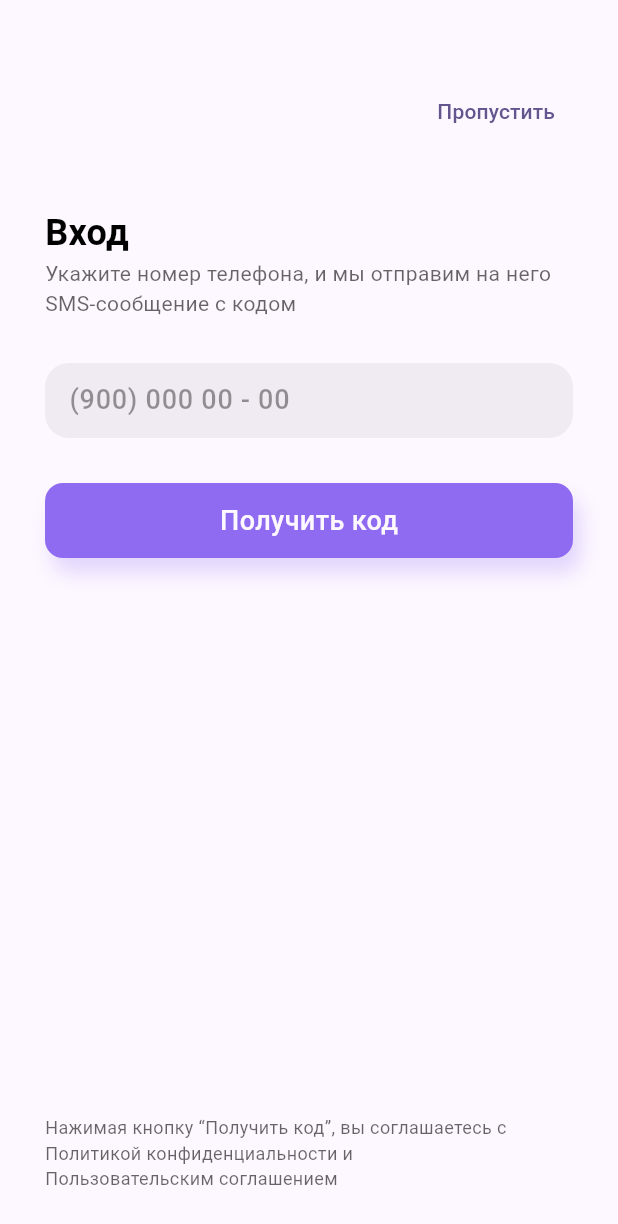
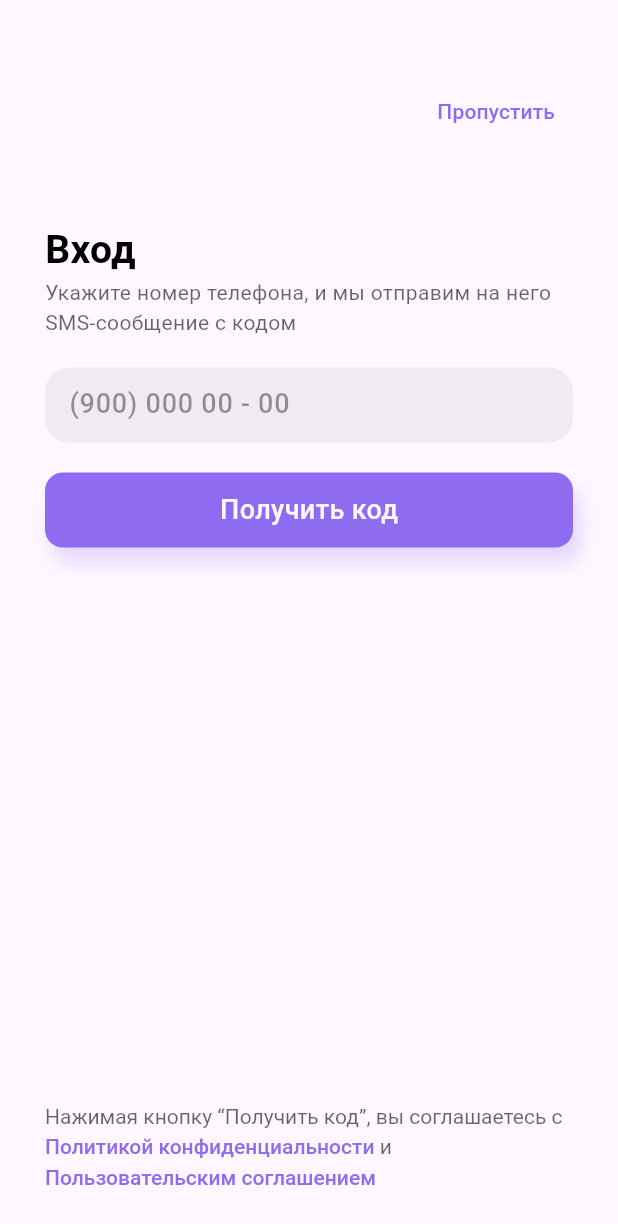
Before and after one commit to dudeel/OnlineShop, a Flutter app: the screen it shows after launch, on a phone screen of 412 x 824 dp. Shown: the top 1224 px of the screen. Run offline on Flutter 3.47's test engine with Material 2 defaults, Android fonts, the phone set to English and light mode, and no system bars.

Commit message:
refactoring code, cleaning architecture

```diff
--- /dev/null
+++ b/lib/core/ui/theme/theme.dart
@@ -0,0 +1,18 @@
+import 'package:flutter/material.dart';
+
+const primaryColor = Color(0xFF8F6BF2);
+
+final themeData = ThemeData(
+  dividerTheme: DividerThemeData(
+    color: Colors.grey.withOpacity(0.1),
+  ),
+  primaryColor: primaryColor,
+  useMaterial3: true,
+  scaffoldBackgroundColor: const Color(0xFFEFF1F3),
+  textTheme: const TextTheme(
+    titleMedium: TextStyle(
+      fontSize: 16,
+      fontWeight: FontWeight.w500,
+    ),
+  ),
+);
--- /dev/null
+++ b/lib/features/enter_phone_number_page/enter_phone_number_page.dart
@@ -0,0 +1,2 @@
+export 'view/view.dart';
+export 'widgets/widgets.dart';
--- /dev/null
+++ b/lib/features/enter_phone_number_page/view/enter_phone_number_page.dart
@@ -0,0 +1,46 @@
+import 'package:flutter/material.dart';
+import 'package:online_shop/features/enter_phone_number_page/widgets/widgets.dart';
+
+class EnterPhoneNumberPage extends StatefulWidget {
+  const EnterPhoneNumberPage({super.key});
+
+  @override
+  State<EnterPhoneNumberPage> createState() => _EnterPhoneNumberPageState();
+}
+
+class _EnterPhoneNumberPageState extends State<EnterPhoneNumberPage> {
+  @override
+  Widget build(BuildContext context) {
+    final theme = Theme.of(context);
+    return Scaffold(
+      backgroundColor: theme.canvasColor,
+      body: const Center(
+        child: Padding(
+          padding: EdgeInsets.only(
+            left: 30,
+            right: 30,
+            top: 50,
+            bottom: 30,
+          ),
+          child: Column(
+            mainAxisAlignment: MainAxisAlignment.spaceBetween,
+            children: [
+              Column(
+                children: [
+                  ButtonSkip(),
+                  SizedBox(height: 50),
+                  InfoEnteringText(),
+                  SizedBox(height: 20),
+                  PhoneNumberLine(),
+                  SizedBox(height: 20),
+                  ButtonGetCode(),
+                ],
+              ),
+              TextPersonalData(),
+            ],
+          ),
+        ),
+      ),
+    );
+  }
+}
--- /dev/null
+++ b/lib/features/enter_phone_number_page/view/view.dart
@@ -0,0 +1 @@
+export 'enter_phone_number_page.dart';
--- /dev/null
+++ b/lib/features/enter_phone_number_page/widgets/button_get_code.dart
@@ -0,0 +1,41 @@
+import 'package:flutter/material.dart';
+
+class ButtonGetCode extends StatelessWidget {
+  const ButtonGetCode({super.key});
+
+  @override
+  Widget build(BuildContext context) {
+    final theme = Theme.of(context);
+    return GestureDetector(
+      onTap: () {},
+      child: Container(
+        height: 50,
+        width: MediaQuery.of(context).size.width,
+        decoration: const BoxDecoration(
+          color: Color.fromARGB(255, 143, 107, 242),
+          borderRadius: BorderRadius.all(Radius.circular(12)),
+          boxShadow: [
+            BoxShadow(
+              offset: Offset(5, 10),
+              blurRadius: 10,
+              color: Color.fromARGB(60, 143, 107, 242),
+            ),
+          ],
+        ),
+        child: Row(
+          mainAxisAlignment: MainAxisAlignment.center,
+          children: [
+            Text(
+              'Получить код',
+              style: TextStyle(
+                fontSize: 18,
+                color: theme.canvasColor,
+                fontWeight: FontWeight.w500,
+              ),
+            ),
+          ],
+        ),
+      ),
+    );
+  }
+}
--- /dev/null
+++ b/lib/features/enter_phone_number_page/widgets/button_skip.dart
@@ -0,0 +1,24 @@
+import 'package:flutter/material.dart';
+
+class ButtonSkip extends StatelessWidget {
+  const ButtonSkip({super.key});
+
+  @override
+  Widget build(BuildContext context) {
+    final theme = Theme.of(context);
+    return Row(
+      mainAxisAlignment: MainAxisAlignment.end,
+      children: [
+        TextButton(
+          onPressed: () {},
+          child: Text(
+            "Пропустить",
+            style: TextStyle(
+              color: theme.primaryColor,
+            ),
+          ),
+        )
+      ],
+    );
+  }
+}
--- /dev/null
+++ b/lib/features/enter_phone_number_page/widgets/info_entering_text.dart
@@ -0,0 +1,31 @@
+import 'package:flutter/material.dart';
+
+class InfoEnteringText extends StatelessWidget {
+  const InfoEnteringText({super.key});
+
+  @override
+  Widget build(BuildContext context) {
+    final theme = Theme.of(context);
+    return Column(
+      crossAxisAlignment: CrossAxisAlignment.stretch,
+      children: [
+        Text(
+          'Вход',
+          style: TextStyle(
+            fontSize: 26,
+            color: theme.hintColor.withOpacity(1),
+            fontWeight: FontWeight.w600,
+          ),
+        ),
+        Text(
+          'Укажите номер телефона, и мы отправим на него SMS-сообщение с кодом',
+          style: TextStyle(
+            fontSize: 14,
+            color: theme.hintColor.withOpacity(0.6),
+            fontWeight: FontWeight.w400,
+          ),
+        ),
+      ],
+    );
+  }
+}
--- /dev/null
+++ b/lib/features/enter_phone_number_page/widgets/phone_number_line.dart
@@ -0,0 +1,38 @@
+import 'package:flutter/material.dart';
+
+class PhoneNumberLine extends StatelessWidget {
+  const PhoneNumberLine({super.key});
+
+  @override
+  Widget build(BuildContext context) {
+    final theme = Theme.of(context);
+    return Container(
+      height: 50,
+      width: MediaQuery.of(context).size.width,
+      decoration: BoxDecoration(
+        color: theme.hintColor.withOpacity(0.05),
+        borderRadius: BorderRadius.circular(16),
+      ),
+      child: TextField(
+        decoration: InputDecoration(
+          hintText: '(900) 000 00 - 00',
+          hintStyle: TextStyle(
+            fontSize: 18,
+            color: theme.hintColor.withOpacity(0.4),
+            fontWeight: FontWeight.w500,
+          ),
+          contentPadding: const EdgeInsets.symmetric(
+            horizontal: 12,
+            vertical: 4,
+          ),
+          enabledBorder: const OutlineInputBorder(
+            borderSide: BorderSide.none,
+          ),
+          focusedBorder: const OutlineInputBorder(
+            borderSide: BorderSide.none,
+          ),
+        ),
+      ),
+    );
+  }
+}
--- /dev/null
+++ b/lib/features/enter_phone_number_page/widgets/text_personal_data.dart
@@ -0,0 +1,51 @@
+import 'package:flutter/gestures.dart';
+import 'package:flutter/material.dart';
+
+class TextPersonalData extends StatelessWidget {
+  const TextPersonalData({super.key});
+
+  @override
+  Widget build(BuildContext context) {
+    final theme = Theme.of(context);
+    return RichText(
+      text: TextSpan(
+        text: 'Нажимая кнопку “Получить код”, вы соглашаетесь c ',
+        style: TextStyle(
+          fontSize: 14,
+          color: theme.hintColor.withOpacity(0.6),
+          fontWeight: FontWeight.w400,
+        ),
+        children: [
+          TextSpan(
+            text: 'Политикой конфиденциальности ',
+            style: TextStyle(
+              fontSize: 14,
+              height: 1.5,
+              color: theme.primaryColor,
+              fontWeight: FontWeight.w500,
+            ),
+            recognizer: TapGestureRecognizer()..onTap = () {},
+          ),
+          TextSpan(
+            text: 'и ',
+            style: TextStyle(
+              fontSize: 14,
+              color: theme.hintColor.withOpacity(0.6),
+              fontWeight: FontWeight.w400,
+            ),
+          ),
+          TextSpan(
+            text: 'Пользовательским соглашением',
+            style: TextStyle(
+              fontSize: 14,
+              height: 1.5,
+              color: theme.primaryColor,
+              fontWeight: FontWeight.w500,
+            ),
+            recognizer: TapGestureRecognizer()..onTap = () {},
+          ),
+        ],
+      ),
+    );
+  }
+}
--- /dev/null
+++ b/lib/features/enter_phone_number_page/widgets/widgets.dart
@@ -0,0 +1,5 @@
+export 'button_get_code.dart';
+export 'button_skip.dart';
+export 'info_entering_text.dart';
+export 'phone_number_line.dart';
+export 'text_personal_data.dart';
--- a/lib/main.dart
+++ b/lib/main.dart
@@ -1,163 +1,25 @@
 import 'package:flutter/material.dart';
+import 'package:online_shop/core/ui/theme/theme.dart';
+import 'package:online_shop/features/enter_phone_number_page/enter_phone_number_page.dart';
 
 void main() {
-  runApp(const MyApp());
+  runApp(const OnlineShop());
 }
 
-class MyApp extends StatefulWidget {
-  const MyApp({super.key});
+class OnlineShop extends StatefulWidget {
+  const OnlineShop({super.key});
 
   @override
-  State<MyApp> createState() => _MyAppState();
+  State<OnlineShop> createState() => _OnlineShopState();
 }
 
-class _MyAppState extends State<MyApp> {
+class _OnlineShopState extends State<OnlineShop> {
   @override
   Widget build(BuildContext context) {
     return MaterialApp(
       title: 'OnlineShop',
-      theme: ThemeData(
-        colorScheme: ColorScheme.fromSeed(
-            seedColor: const Color.fromARGB(255, 143, 107, 242)),
-        useMaterial3: true,
-      ),
-      home: const MyHomePage(),
+      theme: themeData,
+      home: const EnterPhoneNumberPage(),
     );
   }
 }
-
-class MyHomePage extends StatefulWidget {
-  const MyHomePage({super.key});
-
-  @override
-  State<MyHomePage> createState() => _MyHomePageState();
-}
-
-class _MyHomePageState extends State<MyHomePage> {
-  @override
-  Widget build(BuildContext context) {
-    final theme = Theme.of(context);
-    return Scaffold(
-      backgroundColor: theme.canvasColor,
-      body: Center(
-        child: Padding(
-          padding: const EdgeInsets.only(
-            left: 30,
-            right: 30,
-            top: 50,
-            bottom: 30,
-          ),
-          child: Column(
-            mainAxisAlignment: MainAxisAlignment.spaceBetween,
-            children: [
-              Column(
-                children: [
-                  Row(
-                    mainAxisAlignment: MainAxisAlignment.end,
-                    children: [
-                      TextButton(
-                        onPressed: () {},
-                        child: const Text("Пропустить"),
-                      )
-                    ],
-                  ),
-                  const SizedBox(height: 40),
-                  Column(
-                    crossAxisAlignment: CrossAxisAlignment.stretch,
-                    children: [
-                      Text(
-                        'Вход',
-                        style: TextStyle(
-                          fontSize: 24,
-                          color: theme.hintColor.withOpacity(1),
-                          fontWeight: FontWeight.w600,
-                        ),
-                      ),
-                      Text(
-                        'Укажите номер телефона, и мы отправим на него SMS-сообщение с кодом',
-                        style: TextStyle(
-                          fontSize: 14,
-                          color: theme.hintColor.withOpacity(0.6),
-                          fontWeight: FontWeight.w400,
-                        ),
-                      ),
-                    ],
-                  ),
-                  const SizedBox(height: 30),
-                  Container(
-                    height: 50,
-                    width: MediaQuery.of(context).size.width,
-                    decoration: BoxDecoration(
-                      color: theme.hintColor.withOpacity(0.05),
-                      borderRadius: BorderRadius.circular(16),
-                    ),
-                    child: TextField(
-                      decoration: InputDecoration(
-                        hintText: '(900) 000 00 - 00',
-                        hintStyle: TextStyle(
-                          fontSize: 18,
-                          color: theme.hintColor.withOpacity(0.4),
-                          fontWeight: FontWeight.w500,
-                        ),
-                        contentPadding: const EdgeInsets.symmetric(
-                          horizontal: 12,
-                          vertical: 4,
-                        ),
-                        enabledBorder: const OutlineInputBorder(
-                          borderSide: BorderSide.none,
-                        ),
-                        focusedBorder: const OutlineInputBorder(
-                          borderSide: BorderSide.none,
-                        ),
-                      ),
-                    ),
-                  ),
-                  const SizedBox(height: 30),
-                  GestureDetector(
-                    onTap: () {},
-                    child: Container(
-                      height: 50,
-                      width: MediaQuery.of(context).size.width,
-                      decoration: const BoxDecoration(
-                        color: Color.fromARGB(255, 143, 107, 242),
-                        borderRadius: BorderRadius.all(Radius.circular(12)),
-                        boxShadow: [
-                          BoxShadow(
-                            offset: Offset(5, 10),
-                            blurRadius: 10,
-                            color: Color.fromARGB(60, 143, 107, 242),
-                          ),
-                        ],
-                      ),
-                      child: Row(
-                        mainAxisAlignment: MainAxisAlignment.center,
-                        children: [
-                          Text(
-                            'Получить код',
-                            style: TextStyle(
-                              fontSize: 18,
-                              color: theme.canvasColor,
-                              fontWeight: FontWeight.w500,
-                            ),
-                          ),
-                        ],
-                      ),
-                    ),
-                  ),
-                ],
-              ),
-              Text(
-                'Нажимая кнопку “Получить код”, вы соглашаетесь с Политикой конфиденциальности и\nПользовательским соглашением',
-                style: TextStyle(
-                  fontSize: 12,
-                  color: theme.hintColor.withOpacity(0.6),
-                  fontWeight: FontWeight.w400,
-                ),
-              ),
-            ],
-          ),
-        ),
-      ),
-    );
-  }
-}
```
